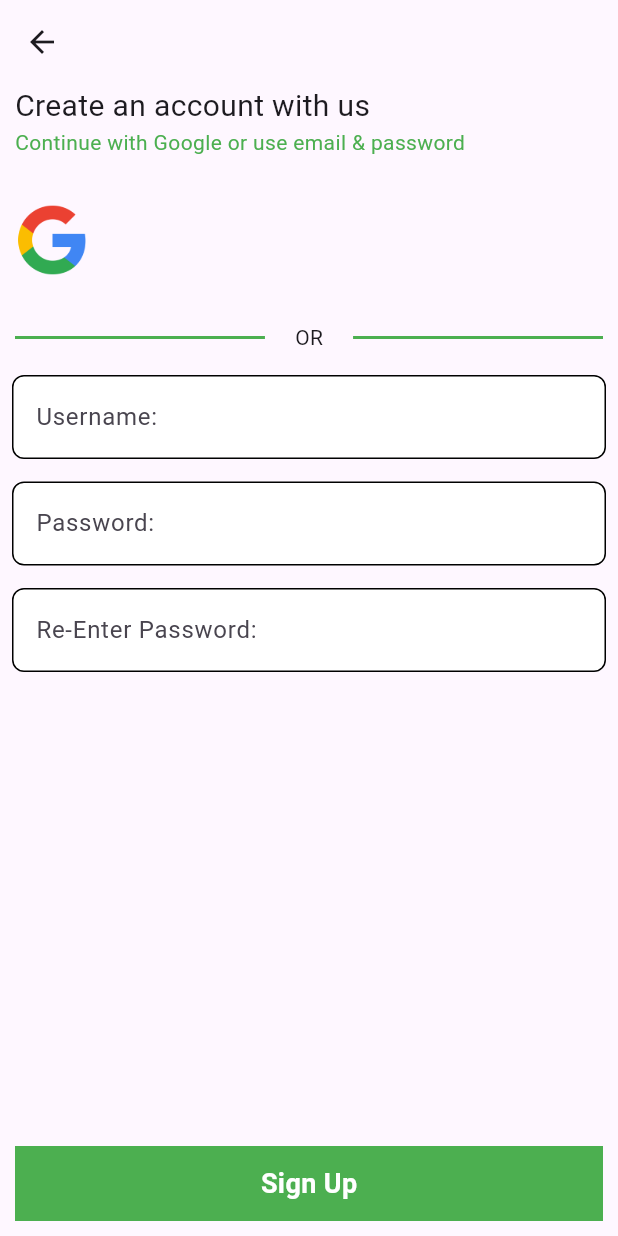
After one commit to shalom-geek-ng/CurrenSee, a Flutter app: the screen it shows after launch, after a tap on the "arrow forward" icon, after a tap on "Get Started by signing up", on a phone screen of 412 x 824 dp. The commit adds this screen. Run offline on Flutter 3.47's test engine with Material 3 defaults, Android fonts, the phone set to English and light mode, and no system bars; our stand-ins replace smooth_page_indicator.

Commit message:
make changes

```diff
--- a/lib/HomePage.dart
+++ b/lib/HomePage.dart
@@ -2,6 +2,7 @@ import 'package:curren_see/LoginPage.dart';
 import 'package:curren_see/Page1.dart';
 import 'package:curren_see/Page2.dart';
 import 'package:curren_see/Page3.dart';
+import 'package:curren_see/SignUpPage.dart';
 import 'package:flutter/material.dart';
 import 'package:smooth_page_indicator/smooth_page_indicator.dart';
 
@@ -69,11 +70,46 @@ class Login extends StatelessWidget {
 
                 GestureDetector(
                   onTap: () {
+                    Navigator.push(context, MaterialPageRoute(builder: (context)=>SignUpPage()));
+                  },
+                  child: Container(
+
+
+                    child: Row(
+                      mainAxisAlignment: MainAxisAlignment.center
+                      ,children: [
+
+                      Text('Get Started by signing up', style: TextStyle(
+                          fontWeight: FontWeight.bold,
+                          color: Colors.white,
+                          fontSize: 20
+                      ),),
+                      Icon(Icons.arrow_forward, color: Colors.white,)
+                    ],
+
+
+
+                    ),
+
+                    margin: EdgeInsets.symmetric(vertical: 10, horizontal: 20),
+                    width: double.infinity,
+                    height: 50,
+                    decoration: BoxDecoration(
+                      borderRadius: BorderRadius.circular(8.0),
+                      color: Colors.green,
+                    ),
+                  ),
+                ),
+
+                GestureDetector(
+                  onTap: () {
                     Navigator.push(context, MaterialPageRoute(builder: (context)=>LoginPage(
 
 
                     )));
                   },
+
+
                   child: Container(
                     child: Row(
                       mainAxisAlignment: MainAxisAlignment.center
@@ -98,33 +134,7 @@ class Login extends StatelessWidget {
                   ),
                 ),
 
-                Container(
 
-
-                      child: Row(
-                      mainAxisAlignment: MainAxisAlignment.center
-                      ,children: [
-
-                          Text('Sign in ', style: TextStyle(
-                            fontWeight: FontWeight.bold,
-                            color: Colors.white,
-                            fontSize: 20
-                          ),),
-                          Icon(Icons.arrow_forward, color: Colors.white,)
-                        ],
-
-
-
-                                        ),
-
-                  margin: EdgeInsets.symmetric(vertical: 10, horizontal: 20),
-                  width: double.infinity,
-                  height: 50,
-                  decoration: BoxDecoration(
-                    borderRadius: BorderRadius.circular(8.0),
-                    color: Colors.green,
-                  ),
-                )
               ],
             ),
           ),
--- a/lib/LoginPage.dart
+++ b/lib/LoginPage.dart
@@ -68,7 +68,7 @@ class LoginPage extends StatelessWidget {
             DefaultTextField(
               ObscuredText: false,
               controller: UserController,
-              hintText: 'UserName',
+              hintText: 'Username',
 
 
             ),
--- a/lib/Page3.dart
+++ b/lib/Page3.dart
@@ -53,6 +53,8 @@ class ThirdPage extends StatelessWidget {
 
 
 
+
+
               ]
           ),
           textAlign: TextAlign.center,
--- /dev/null
+++ b/lib/SignUpPage.dart
@@ -0,0 +1,120 @@
+import 'package:curren_see/TextFieldClass.dart';
+import 'package:flutter/material.dart';
+
+class SignUpPage extends StatelessWidget {
+  final UserController = TextEditingController();
+  final PasswordController = TextEditingController();
+  final ReEnterPasswordController = TextEditingController();
+
+  SignUpPage({super.key});
+
+  @override
+  Widget build(BuildContext context) {
+    return  Scaffold(
+
+      appBar: AppBar(),
+      body: Column(
+        crossAxisAlignment: CrossAxisAlignment.start,
+        children: [
+          Padding(
+            padding: const EdgeInsets.symmetric(vertical: 0, horizontal: 10),
+            child: Text(
+              'Create an account with us',
+              style: TextStyle(fontSize: 20),
+            ),
+          ),
+          Padding(
+            padding: const EdgeInsets.symmetric(vertical: 0, horizontal: 10),
+            child: Text(
+              'Continue with Google or use email & password',
+              style: TextStyle(color: Colors.green),
+            ),
+          ),
+          Padding(
+            padding: const EdgeInsets.symmetric(vertical: 30, horizontal: 10),
+            child: Image(
+              image: AssetImage('images/google.png'),
+              width: 50,
+              height: 50,
+            ),
+          ),
+          Row(
+            children: [
+              Expanded(
+                child: Padding(
+                  padding: const EdgeInsets.symmetric(vertical: 0, horizontal: 10),
+                  child: Divider(
+                    color: Colors.green,
+                    thickness: 2,
+                  ),
+                ),
+              ),
+              Padding(
+                padding: const EdgeInsets.symmetric(vertical: 0, horizontal: 10),
+                child: Text('OR'),
+              ),
+              Expanded(
+                child: Padding(
+                  padding: const EdgeInsets.symmetric(vertical: 0, horizontal: 10),
+                  child: Divider(
+                    color: Colors.green,
+                    thickness: 2,
+                  ),
+                ),
+              ),
+            ],
+          ),
+
+          SizedBox(height: 15,),
+          DefaultTextField(
+            ObscuredText: false,
+            controller: UserController,
+            hintText: 'Username:',
+
+
+          ),
+
+          SizedBox(height: 15,),
+          DefaultTextField(
+            ObscuredText: true,
+            controller: PasswordController,
+            hintText: 'Password:',
+          ),
+
+          SizedBox(height: 15,),
+          DefaultTextField(
+            ObscuredText: true,
+            controller: ReEnterPasswordController,
+            hintText: 'Re-Enter Password:',
+          ),
+
+
+          Expanded(
+            child: SizedBox(),
+          ),
+          Container(
+            child: Padding(
+              padding: const EdgeInsets.symmetric(vertical: 10, horizontal: 10),
+              child: Container(
+                decoration: BoxDecoration(
+                  color: Colors.green,
+                ),
+                height: 50,
+                width: double.infinity,
+                child: Center(
+                  child: Text(
+                    'Sign Up',
+                    style: TextStyle(color: Colors.white,
+                        fontWeight: FontWeight.bold,
+                        fontSize: 18),
+                  ),
+                ),
+              ),
+            ),
+          ),
+        ],
+      ),
+
+    );
+  }
+}
--- a/pubspec.yaml
+++ b/pubspec.yaml
@@ -30,6 +30,7 @@ environment:
 dependencies:
   flutter:
     sdk: flutter
+
 
 
   # The following adds the Cupertino Icons font to your application.
```
